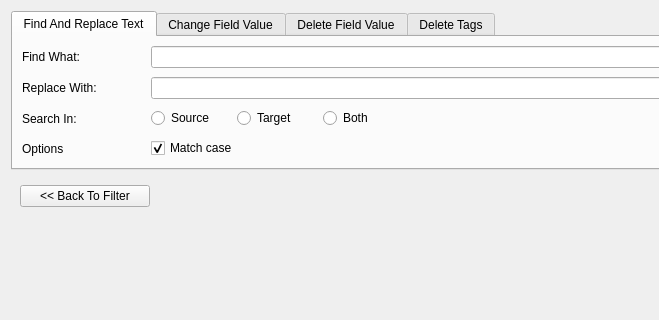
RWS/sdltm_browser, file src/sdltm/ui/BatchEdit.ui: the form before one commit; both pictures show x 0 to 659 and y 0 to 320 of the 1037 by 750 pixel window.
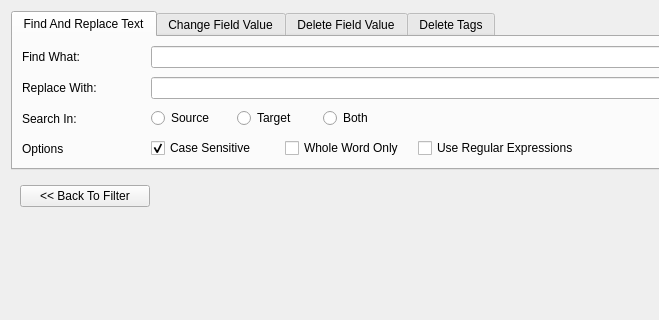
The form after the commit.

Commit message: regex Find + Find and replace

```diff
--- a/src/sdltm/ui/BatchEdit.ui
+++ b/src/sdltm/ui/BatchEdit.ui
@@ -190,13 +190,27 @@
                 <bool>true</bool>
                </property>
                <property name="text">
-                <string>Match case</string>
+                <string>Case Sensitive</string>
                </property>
                <property name="checked">
                 <bool>true</bool>
                </property>
               </widget>
              </item>
+             <item>
+              <widget class="QCheckBox" name="findWordOnly">
+               <property name="text">
+                <string>Whole Word Only</string>
+               </property>
+              </widget>
+             </item>
+             <item>
+              <widget class="QCheckBox" name="findUseRegex">
+               <property name="text">
+                <string>Use Regular Expressions</string>
+               </property>
+              </widget>
+             </item>
             </layout>
            </widget>
           </item>
```
The commit also changes 14 other files.
